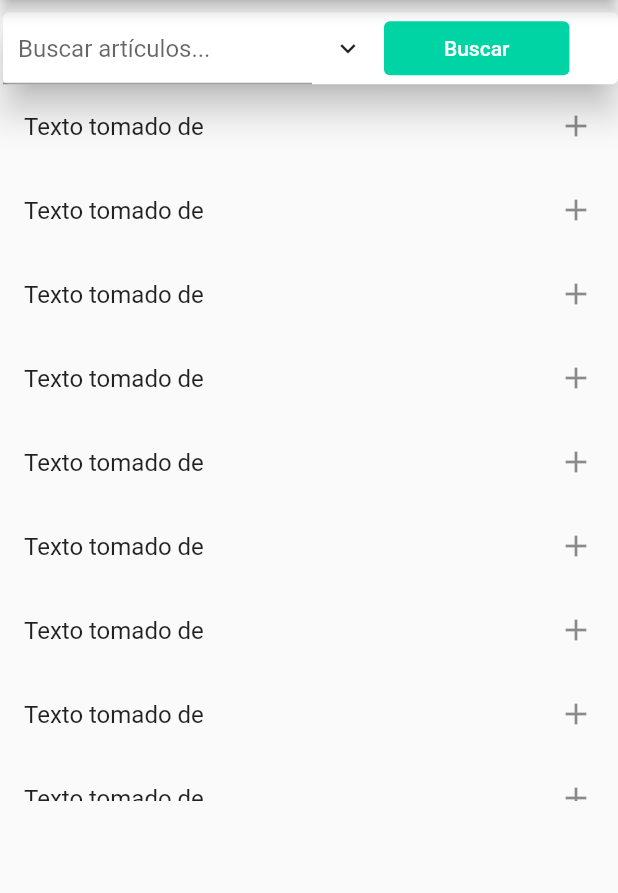
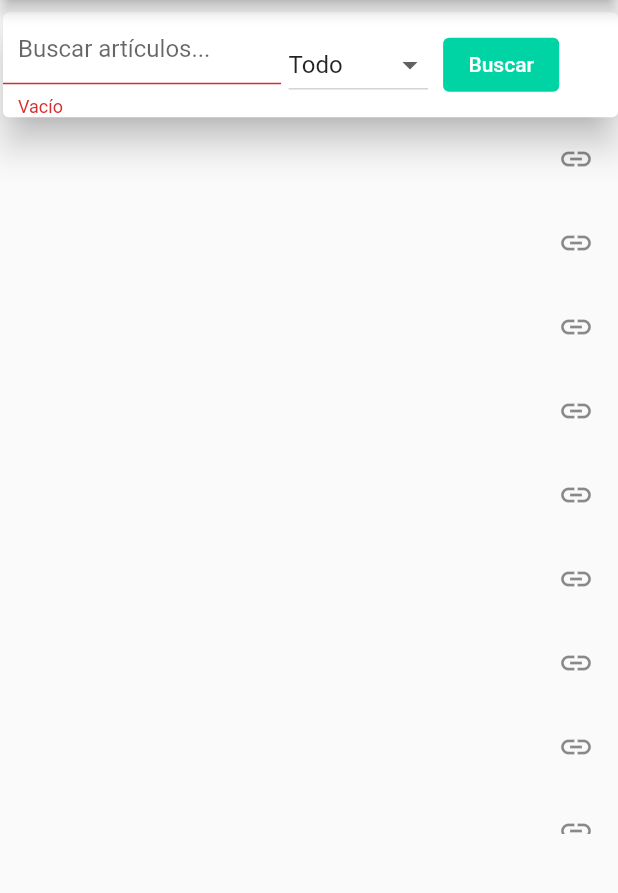
Before and after one commit to AndryCU/red-cuba-enchufe, a Flutter app: the SearchPage screen opened by its route, after a tap on "Buscar", on a phone screen of 412 x 824 dp, the part 84-977 px from its top. Run offline on Flutter 3.47's test engine with Material 2 defaults, Android fonts, the phone set to English and light mode, and no system bars; network calls fail.

Commit message:
con tabla y links ok

```diff
--- a/lib/pages/search_page.dart
+++ b/lib/pages/search_page.dart
@@ -1,6 +1,7 @@
 import 'package:flutter/material.dart';
 import 'package:html/parser.dart' as parser;
 import 'package:http/http.dart' as http;
+import '';
 
 class SearchPage extends StatefulWidget {
   const SearchPage({Key? key}) : super(key: key);
@@ -10,6 +11,10 @@ class SearchPage extends StatefulWidget {
 }
 
 class _SearchPageState extends State<SearchPage> {
+  String dropinitial = 'todo';
+  bool visibility = false;
+  final _text = TextEditingController();
+  bool _validate = false;
   @override
   Widget build(BuildContext context) {
     return Scaffold(
@@ -25,7 +30,7 @@ class _SearchPageState extends State<SearchPage> {
           margin:
               EdgeInsets.only(top: MediaQuery.of(context).size.height * 0.005),
           child: Column(
-            children: [_textShow(), _showSearchResults()],
+            children: [_textShow(), _showTodoResults()],
           ),
         ));
   }
@@ -39,23 +44,25 @@ class _SearchPageState extends State<SearchPage> {
         child: Row(
           children: [
             SizedBox(
-              width: MediaQuery.of(context).size.width * 0.5,
+              width: MediaQuery.of(context).size.width * 0.45,
               child: TextField(
-                decoration: const InputDecoration(
+                controller: _text,
+                decoration: InputDecoration(
+                    errorText: _validate ? 'Vacío' : null,
                     hintText: 'Buscar artículos...',
                     contentPadding: EdgeInsets.all(10)),
               ),
             ),
-            IconButton(
-                onPressed: () {},
-                icon: Icon(
-                  Icons.keyboard_arrow_down,
-                  size: MediaQuery.of(context).size.width * 0.05,
-                )),
+            _dropDown(),
             Container(
-              width: MediaQuery.of(context).size.height * 0.15,
+              padding: EdgeInsets.only(left: 5.0),
+              width: MediaQuery.of(context).size.width * 0.2,
               child: TextButton(
-                  onPressed: () {},
+                  onPressed: () {
+                    _text.text.isEmpty ? _validate = true : _validate = false;
+                    visibility = true;
+                    setState(() {});
+                  },
                   child: Text(
                     'Buscar',
                     style: TextStyle(
@@ -69,21 +76,6 @@ class _SearchPageState extends State<SearchPage> {
             ),
           ],
         ),
-      ),
-    );
-  }
-
-  Widget _showSearchResults() {
-    return Container(
-      height: MediaQuery.of(context).size.height * 0.58,
-      child: ListView.builder(
-        itemCount: 20,
-        itemBuilder: (context, index) {
-          return ListTile(
-            trailing: Icon(Icons.add),
-            title: Text('Texto tomado de'),
-          );
-        },
       ),
     );
   }
@@ -103,4 +95,46 @@ class _SearchPageState extends State<SearchPage> {
     }
     return texto1;
   }
+
+  Widget _dropDown() {
+    return Container(
+      padding: EdgeInsets.only(left: 5, right: 5),
+      width: MediaQuery.of(context).size.width * 0.25,
+      child: DropdownButton(
+        value: dropinitial,
+        isExpanded: true,
+        items: [
+          DropdownMenuItem(value: 'todo', child: Text('Todo')),
+          DropdownMenuItem(value: 'imagenes', child: Text('Imágenes')),
+          DropdownMenuItem(value: 'documentos', child: Text('Documentos')),
+          DropdownMenuItem(value: 'noticias', child: Text('Noticias')),
+          DropdownMenuItem(value: 'academia', child: Text('Academia')),
+        ],
+        onChanged: (value) {
+          setState(() {
+            dropinitial = value as String;
+          });
+          print(value);
+        },
+      ),
+    );
+  }
+
+  Widget _showTodoResults() {
+    return Visibility(
+      visible: visibility,
+      child: Container(
+        height: MediaQuery.of(context).size.height * 0.58,
+        child: ListView.builder(
+          itemCount: 20,
+          itemBuilder: (context, index) {
+            return ListTile(
+              trailing: Icon(Icons.link),
+              title: Text(''),
+            );
+          },
+        ),
+      ),
+    );
+  }
 }
```
Also changed, not shown: lib/pages/home_page.dart (+79 -33 lines), pubspec.yaml (+7 -1 lines), assets/images/anda.png (deleted), assets/images/icono.png (added), assets/images/logoacn.png (added), pubspec.lock, 22 other files.
